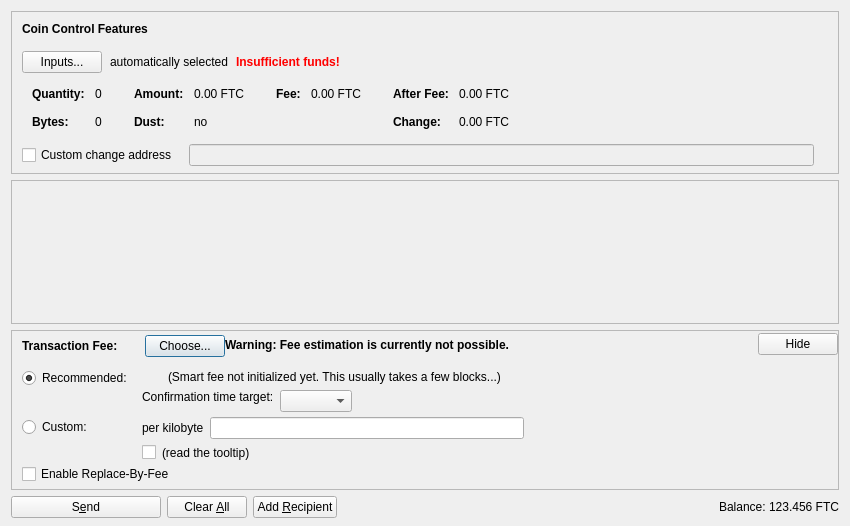
Old version of the form src/qt/forms/sendcoinsdialog.ui in the repository FeatherCoin/Feathercoin.
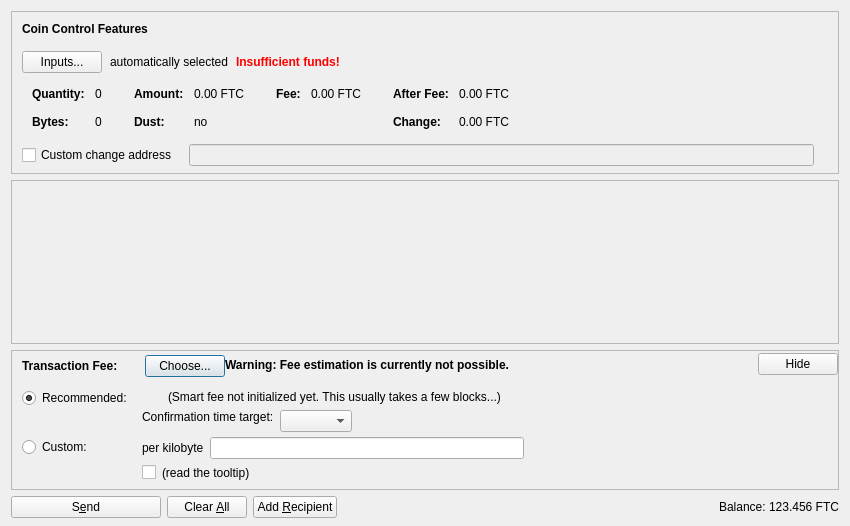
New version of the form. Icons and pictures are not drawn. Custom widgets are drawn as their Qt base class.

Commit message: Disable RBF by default

What changed in the file:
```diff
--- a/src/qt/forms/sendcoinsdialog.ui
+++ b/src/qt/forms/sendcoinsdialog.ui
@@ -1105,16 +1105,6 @@
              </item>
             </layout>
            </item>
-           <item>
-            <widget class="QCheckBox" name="optInRBF">
-             <property name="text">
-              <string>Enable Replace-By-Fee</string>
-             </property>
-             <property name="toolTip">
-              <string>With Replace-By-Fee (BIP-125) you can increase a transaction's fee after it is sent. Without this, a higher fee may be recommended to compensate for increased transaction delay risk.</string>
-             </property>
-            </widget>
-           </item>
           </layout>
          </widget>
         </item>
```
The commit also changes 2 other files.
